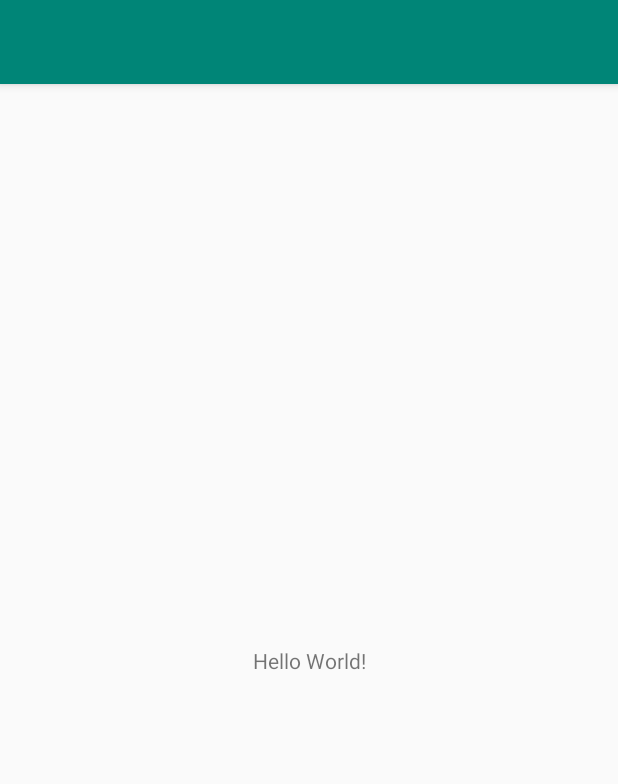
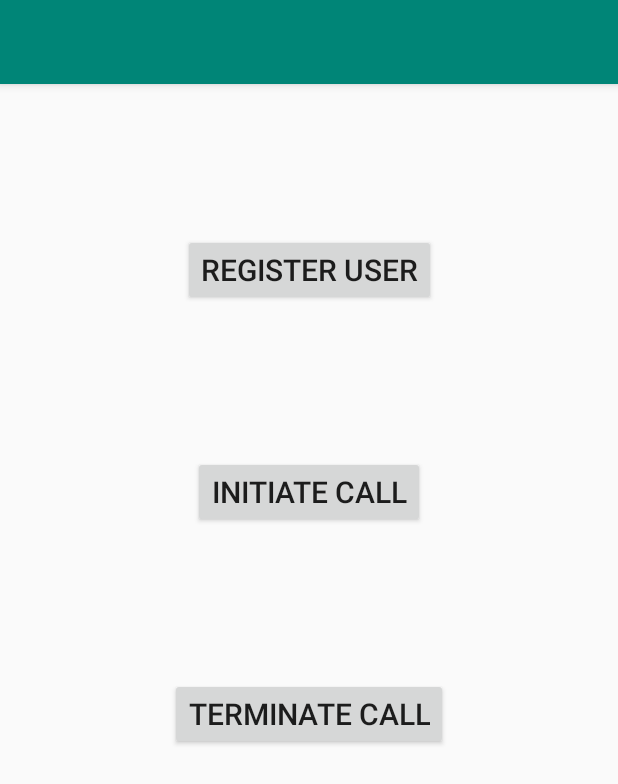
Before and after one commit to pqrk8805/acafela, an Android app: the screen it shows after launch (MainActivity), on a phone screen of 412 x 824 dp. Shown: the top 784 px of the screen. Run offline under Robolectric (Android 15) with nearby library versions, the light colour scheme and no system bars.

Commit message:
1. Add initial Screen 2. Use StartService to call service from activity

```diff
--- a/src/android/app/src/main/AndroidManifest.xml
+++ b/src/android/app/src/main/AndroidManifest.xml
@@ -10,9 +10,9 @@
         android:supportsRtl="true"
         android:theme="@style/AppTheme">
         <service
-            android:name=".service.harmonyService"
+            android:name=".service.HarmonyService"
             android:enabled="true"
-            android:exported="true"></service>
+            android:exported="false"></service>
 
         <activity android:name=".MainActivity">
             <intent-filter>
--- a/src/android/app/src/main/res/layout/activity_main.xml
+++ b/src/android/app/src/main/res/layout/activity_main.xml
@@ -6,13 +6,43 @@
     android:layout_height="match_parent"
     tools:context=".MainActivity">
 
-    <TextView
+    <Button
+        android:id="@+id/button"
+        android:onClick="onClickRegisterUserBtn"
         android:layout_width="wrap_content"
         android:layout_height="wrap_content"
-        android:text="Hello World!"
-        app:layout_constraintBottom_toBottomOf="parent"
-        app:layout_constraintLeft_toLeftOf="parent"
-        app:layout_constraintRight_toRightOf="parent"
+        android:layout_marginTop="100dp"
+        android:text="Register User"
+        android:textSize="20dp"
+        app:layout_constraintEnd_toEndOf="parent"
+        app:layout_constraintHorizontal_bias="0.5"
+        app:layout_constraintStart_toStartOf="parent"
         app:layout_constraintTop_toTopOf="parent" />
 
+    <Button
+        android:id="@+id/button2"
+        android:layout_width="wrap_content"
+        android:layout_height="wrap_content"
+        android:layout_marginTop="100dp"
+        android:onClick="onClickInitiateCallBtn"
+        android:text="Initiate Call"
+        android:textSize="20dp"
+        app:layout_constraintEnd_toEndOf="parent"
+        app:layout_constraintHorizontal_bias="0.5"
+        app:layout_constraintStart_toStartOf="parent"
+        app:layout_constraintTop_toBottomOf="@+id/button" />
+
+    <Button
+        android:id="@+id/button3"
+        android:layout_width="wrap_content"
+        android:layout_height="wrap_content"
+        android:layout_marginTop="100dp"
+        android:onClick="onClickTerminateCallBtn"
+        android:text="Terminate Call"
+        android:textSize="20dp"
+        app:layout_constraintEnd_toEndOf="parent"
+        app:layout_constraintHorizontal_bias="0.5"
+        app:layout_constraintStart_toStartOf="parent"
+        app:layout_constraintTop_toBottomOf="@+id/button2"  />
+
 </android.support.constraint.ConstraintLayout>
```
Also changed, not shown: src/android/app/src/main/java/com/acafela/harmony/BroadcastReceiverOnBootComplete.java (+3 -4 lines), src/android/app/src/main/java/com/acafela/harmony/MainActivity.java (+33 -0 lines), src/android/app/src/main/java/com/acafela/harmony/service/HarmonyService.java (added, +73 -0 lines), src/android/app/src/main/java/com/acafela/harmony/service/harmonyService.java (deleted, +0 -16 lines).
